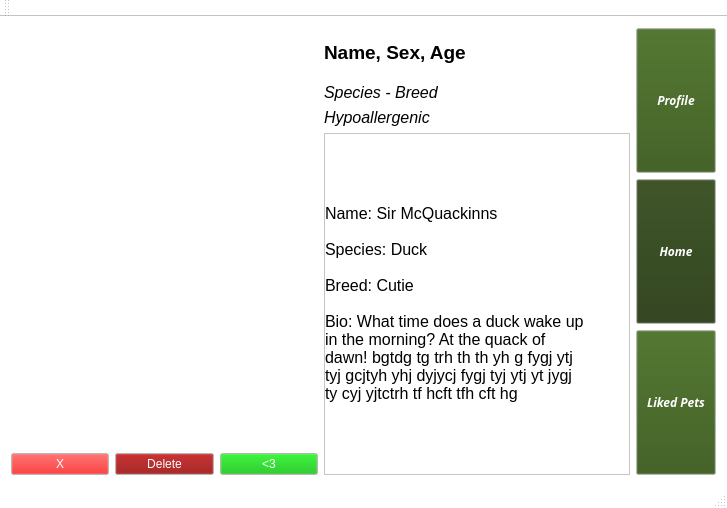
This is pet_tinder/gui/petfinder.ui in CS-205-S21/team_1_4 as Qt 5 draws it before an edit. The edited form follows.
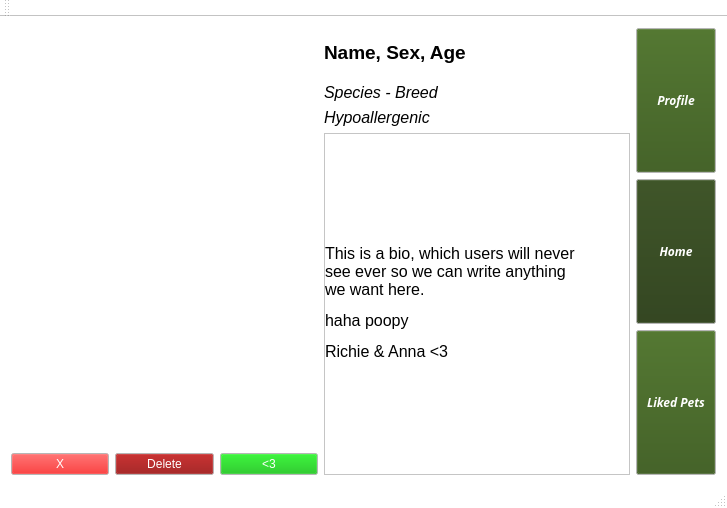
This is the edited form.

The edit to the form file:
```diff
--- a/pet_tinder/gui/petfinder.ui
+++ b/pet_tinder/gui/petfinder.ui
@@ -594,13 +594,7 @@
              </font>
             </property>
             <property name="text">
-             <string>Name: Sir McQuackinns
-
-Species: Duck
-
-Breed: Cutie
-
-Bio: What time does a duck wake up in the morning? At the quack of dawn! bgtdg tg trh th th yh g fygj ytj tyj gcjtyh yhj dyjycj fygj tyj ytj yt jygj ty cyj yjtctrh tf hcft tfh cft hg</string>
+             <string>&lt;html&gt;&lt;head/&gt;&lt;body&gt;&lt;p&gt;This is a bio, which users will never see ever so we can write anything we want here.&lt;/p&gt;&lt;p&gt;haha poopy&lt;/p&gt;&lt;p&gt;Richie &amp;amp; Anna &amp;lt;3&lt;/p&gt;&lt;/body&gt;&lt;/html&gt;</string>
             </property>
             <property name="scaledContents">
              <bool>false</bool>
```
